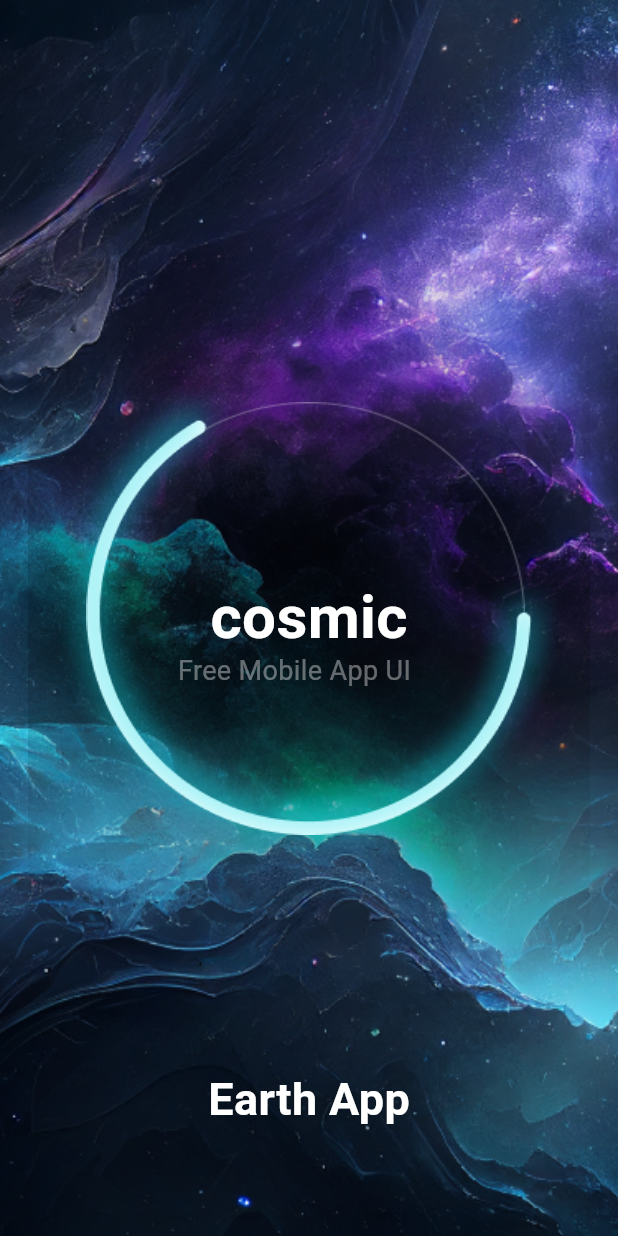
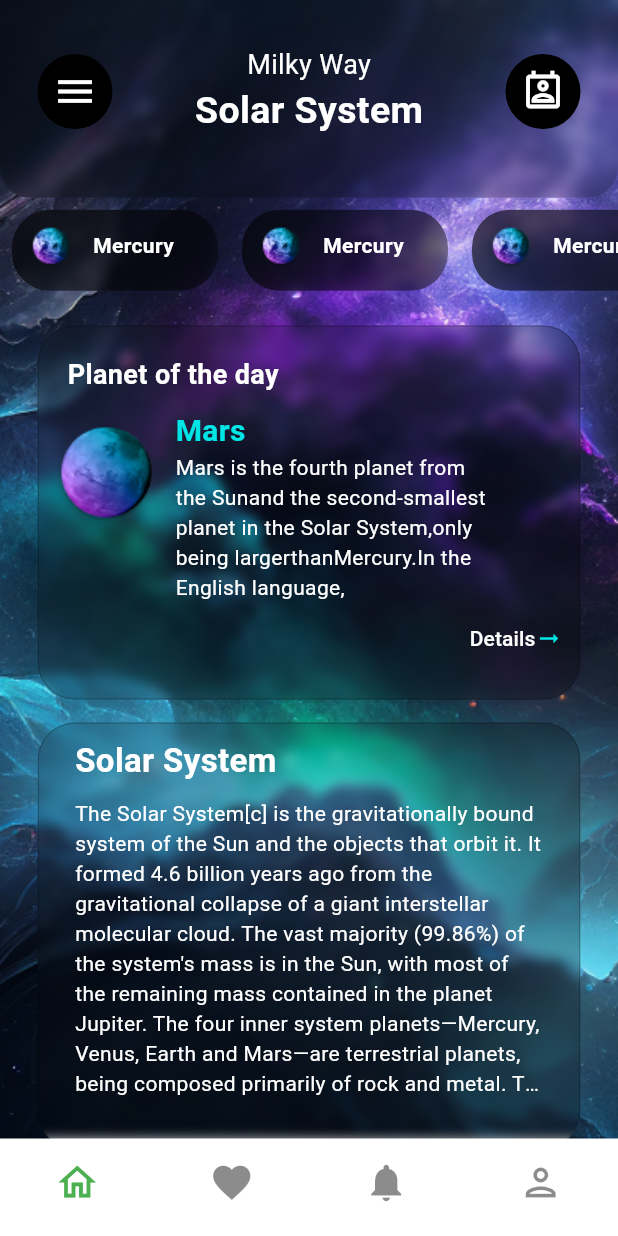
Before and after one commit to shakibalways/cosnic_app_ui, a Flutter app: the screen it shows after launch, on a phone screen of 412 x 824 dp. Run offline on Flutter 3.47's test engine with Material 3 defaults, Android fonts, the phone set to English and light mode, and no system bars.

Commit message:
ui complex

```diff
--- /dev/null
+++ b/lib/components/bottom_nav_bar.dart
@@ -0,0 +1,63 @@
+import 'package:cosmic_app/view/pages/home/home.dart';
+import 'package:flutter/material.dart';
+class BottomNav extends StatefulWidget {
+  const BottomNav({super.key});
+
+  @override
+  State<BottomNav> createState() => _BottomNavState();
+}
+
+class _BottomNavState extends State<BottomNav> {
+  int selectedIndex = 0;
+  late final List<Widget> page;
+  @override
+  void initState() {
+    page = [
+      const Home(),
+      navBarPage(Icons.favorite),
+      navBarPage(Icons.notifications),
+      navBarPage(Icons.person_outlined),
+    ];
+    super.initState();
+  }
+
+  @override
+  Widget build(BuildContext context) {
+    return Scaffold(
+      backgroundColor: Colors.white,
+      bottomNavigationBar: BottomNavigationBar(
+        iconSize: 30,
+        currentIndex: selectedIndex,
+        backgroundColor: Colors.white,
+        selectedItemColor: Colors.green,
+        unselectedItemColor: Colors.black45,
+        type: BottomNavigationBarType.fixed,
+        showSelectedLabels: false,
+        showUnselectedLabels: false,
+        onTap: (index) {
+          setState(() {
+            selectedIndex =index;
+          });
+        },
+        items: const [
+          BottomNavigationBarItem(icon: Icon(Icons.home_outlined), label: ""),
+          BottomNavigationBarItem(icon: Icon(Icons.favorite), label: ""),
+          BottomNavigationBarItem(icon: Icon(Icons.notifications), label: ""),
+          BottomNavigationBarItem(icon: Icon(Icons.person_outlined), label: ""),
+          // yes is correct
+        ],
+      ),
+      body: page[selectedIndex],
+    );
+  }
+
+  navBarPage(iconName) {
+    return Center(
+      child: Icon(
+        iconName,
+        size: 80,
+        color: Colors.black,
+      ),
+    );
+  }
+}
--- a/lib/components/frosted_glass.dart
+++ b/lib/components/frosted_glass.dart
@@ -7,17 +7,25 @@ class FrostedGlass extends StatelessWidget {
   final double width;
   final Widget child;
   final void Function()? onTap;
+  final BorderRadiusGeometry? borderRadius;
+  final BoxBorder? border;
+  final Gradient ? gradient;
+  final List<BoxShadow>? boxShadow;
   const FrostedGlass(
       {super.key,
       required this.height,
       required this.width,
-      required this.onTap,
-      required this.child});
+      this.onTap,
+      required this.child,
+      this.borderRadius,
+      this.border, this.gradient,
+        this.boxShadow});
 
   @override
   Widget build(BuildContext context) {
     return ClipRRect(
-      borderRadius: BorderRadius.only(
+      borderRadius: borderRadius ??
+          const BorderRadius.only(
             topLeft: Radius.circular(20),
             topRight: Radius.circular(20),
           ),
@@ -33,12 +41,14 @@ class FrostedGlass extends StatelessWidget {
             ),
             Container(
               decoration: BoxDecoration(
-                border: Border.all(color: Colors.grey.withOpacity(0.8)),
-                  borderRadius: BorderRadius.only(
+                  border:border ?? Border.all(color: Colors.grey.withOpacity(0.8)),
+                  borderRadius: borderRadius ??
+                      const BorderRadius.only(
                         topLeft: Radius.circular(20),
                         topRight: Radius.circular(20),
                       ),
-                  gradient: LinearGradient(
+                  boxShadow: boxShadow,
+                  gradient:gradient ?? LinearGradient(
                       begin: Alignment.topRight,
                       end: Alignment.topCenter,
                       colors: [
--- a/lib/main.dart
+++ b/lib/main.dart
@@ -1,4 +1,6 @@
-import 'package:cosmic_app/view/pages/splash/splash.dart';
+import 'package:cosmic_app/components/bottom_nav_bar.dart';
+import 'package:cosmic_app/view/pages/auth/login/sign_in.dart';
+import 'package:cosmic_app/view/pages/home/home.dart';
 import 'package:flutter/material.dart';
 
 void main(){
@@ -9,9 +11,9 @@ class MyApp extends StatelessWidget {
 
   @override
   Widget build(BuildContext context) {
-    return const MaterialApp(
+    return  const MaterialApp(
       debugShowCheckedModeBanner: false,
-      home: Splash(),
+      home: BottomNav(),
     );
   }
 }
--- a/lib/view/pages/home/home.dart
+++ b/lib/view/pages/home/home.dart
@@ -1,10 +1,15 @@
 import 'package:cosmic_app/components/frosted_glass.dart';
-import 'package:cosmic_app/utils/const/color_code.dart';
+import 'package:cosmic_app/view/pages/home/widget/details_custom_container.dart';
 import 'package:flutter/material.dart';
 
-class Home extends StatelessWidget {
+class Home extends StatefulWidget {
   const Home({super.key});
 
+  @override
+  State<Home> createState() => _HomeState();
+}
+
+class _HomeState extends State<Home> {
   @override
   Widget build(BuildContext context) {
     return Scaffold(
@@ -21,163 +26,141 @@ class Home extends StatelessWidget {
               fit: BoxFit.cover,
             ),
           ),
-          const Positioned(
-            bottom: 0,
-            top: 40,
-            child: Text(
-              "cosmic",
+          SingleChildScrollView(
+            child: Column(
+              children: [
+                Stack(
+                  children: [
+                    SafeArea(
+                      child: FrostedGlass(
+                        height: MediaQuery.of(context).size.height * 0.16,
+                        width: MediaQuery.of(context).size.width,
+                        borderRadius: const BorderRadius.only(
+                          bottomLeft: Radius.circular(20),
+                          bottomRight: Radius.circular(20),
+                        ),
+                        border: Border.all(color: Colors.black.withOpacity(0.0)),
+                        gradient: LinearGradient(colors: [
+                          Colors.black.withOpacity(0.30),
+                          Colors.black.withOpacity(0.20)
+                        ]),
+                        child: Padding(
+                          padding:
+                          const EdgeInsets.only(top: 30, left: 25, right: 25),
+                          child: Row(
+                            crossAxisAlignment: CrossAxisAlignment.center,
+                            mainAxisAlignment: MainAxisAlignment.spaceBetween,
+                            children: [
+                              Container(
+                                height: 50,
+                                width: 50,
+                                decoration: const BoxDecoration(
+                                  shape: BoxShape.circle,
+                                  color: Colors.black,
+                                ),
+                                child: const Icon(
+                                  Icons.menu,
+                                  size: 30,
+                                  color: Colors.white,
+                                ),
+                              ),
+                              const SingleChildScrollView(
+                                child: Column(
+                                  mainAxisAlignment: MainAxisAlignment.center,
+                                  children: [
+                                    Text(
+                                      "Milky Way",
+                                      style: TextStyle(
+                                          color: Colors.white, fontSize: 18),
+                                    ),
+                                    Text(
+                                      "Solar System",
                                       style: TextStyle(
                                           color: Colors.white,
                                           fontWeight: FontWeight.bold,
-                  fontSize: 40),
+                                          fontSize: 25),
                                     ),
-          ),
-          Stack(
-            alignment: Alignment.center,
-            children: [
-              FrostedGlass(
-                height: MediaQuery.of(context).size.height * 0.70,
-                width: MediaQuery.of(context).size.width,
-                onTap: () {},
-                child: Padding(
-                  padding: const EdgeInsets.only(left: 25,right: 25,top: 40),
-                  child: SingleChildScrollView(
-                    child: Column(
-                      crossAxisAlignment: CrossAxisAlignment.start,
-
-                      children: [
-                        const Text(
-                          "Sign in",
-                          style: TextStyle(
-                              fontWeight: FontWeight.bold,
-                              fontSize: 30,
-                              color: Colors.white),
-                        ),
-                        const SizedBox(height: 20,),
-                        Column(
-                          crossAxisAlignment: CrossAxisAlignment.start,
-
-                          children: [
-                          TextField(
-                            decoration: InputDecoration(
-                                labelText: "E-mail",
-                                labelStyle: const TextStyle(color: Colors.grey),
-                                filled: true,
-                                fillColor: Colors.black,
-                                enabledBorder: OutlineInputBorder(
-                                    borderRadius: BorderRadius.circular(15),
-                                    borderSide: const BorderSide(color: Colors.grey)),
-                                focusedBorder: OutlineInputBorder(
-                                    borderRadius: BorderRadius.circular(15),
-                                    borderSide: const BorderSide(color: Colors.white))),
-                          ),
-                    const SizedBox(height: 30,),
-                          TextField(
-                            decoration: InputDecoration(
-                                labelText: "Password",
-                                labelStyle: const TextStyle(color: Colors.grey),
-                                filled: true,
-                                fillColor: Colors.black,
-                                enabledBorder: OutlineInputBorder(
-                                    borderRadius: BorderRadius.circular(15),
-                                    borderSide: const BorderSide(color: Colors.grey)),
-                                focusedBorder: OutlineInputBorder(
-                                    borderRadius: BorderRadius.circular(15),
-                                    borderSide: const BorderSide(color: Colors.white))),
-                          ),
-                          TextButton(
-                              onPressed: () {},
-                              child: Text(
-                                "Forget Password",
-                                style: TextStyle(
-                                    color: Color(int.parse(RColors.tColors))),
-                              )),
-                        ],),
-
-
-                        Column(
-                          mainAxisAlignment: MainAxisAlignment.center,
-                          children: [
-                          Container(
-                            height: MediaQuery.of(context).size.height * 0.06,
-                            width: MediaQuery.of(context).size.width,
-                            decoration: BoxDecoration(
-                              borderRadius: BorderRadius.circular(15),
-                              gradient: const LinearGradient(
-                                colors: [
-                                  RColors.buColors,
-                                  RColors.bColors,
-                                  RColors.bColor,
                                   ],
                                 ),
                               ),
-                            child: const Center(
-                              child: Text("Sign in",style: TextStyle(
-                                  color: Colors.white,fontWeight: FontWeight.bold,fontSize: 22
-                              ),),
+                              Container(
+                                height: 50,
+                                width: 50,
+                                decoration: const BoxDecoration(
+                                  shape: BoxShape.circle,
+                                  color: Colors.black,
+                                ),
+                                child: const Icon(
+                                  Icons.perm_contact_cal_outlined,
+                                  size: 30,
+                                  color: Colors.white,
                                 ),
                               ),
-                            const SizedBox(height: 20,),
-                          const Text("or sign in using"),
-                        ],),
-                        const SizedBox(height: 20,),
-                        Row(
-                          mainAxisAlignment: MainAxisAlignment.center,
-                          children: [
-                            Container(
-                              margin: const EdgeInsets.only(right: 10),
-                              height: 60,
-                              width: 60,
-                              decoration: const BoxDecoration(
-                                  color: Colors.black,
-                                shape: BoxShape.circle,
-                                  image: DecorationImage(image: AssetImage("assets/images/vector/twiter.png"))
-                              ),
-
-                            ),
-                            Container(
-                              height: 60,
-                              width: 60,
-                              margin: const EdgeInsets.only(right: 10),
-                              decoration: const BoxDecoration(
-                                  color: Colors.black,
-                                shape: BoxShape.circle,
-                                image: DecorationImage(image: AssetImage("assets/images/vector/facebook.png"))
-                              ),
-
-                            ),
-                            Container(
-                              height: 60,
-                              width: 60,
-                              decoration: const BoxDecoration(
-                             color: Colors.black,
-                                shape: BoxShape.circle,
-                                  image: DecorationImage(image: AssetImage("assets/images/vector/google.png"))
-                              ),
-
-                            ),
-                          ],
-                        ),
-                        const SizedBox(height: 50,),
-                        const Row(
-                          mainAxisAlignment: MainAxisAlignment.center,
-                          children: [
-                            Text("Don't have an account?",style:TextStyle(
-                              color: Colors.grey
-                            ) ,),
-                            Text(
-                              "Sign Up?",
-                              style: TextStyle(color: RColors.bColor),
-                            ),
-                          ],
-                        )
                             ],
                           ),
                         ),
                       ),
                     ),
                   ],
-          )
+                ),
+                Padding(
+                  padding: const EdgeInsets.only(),
+                  child: SizedBox(
+                    height: 70,
+                    width: double.infinity,
+                    child: ListView.builder(
+                        itemCount: 9,
+                        shrinkWrap: true,
+                        physics: const ScrollPhysics(),
+                        primary: false,
+                        scrollDirection: Axis.horizontal,
+                        itemBuilder: (context, index) {
+                          return Padding(
+                            padding: const EdgeInsets.all(8.0),
+                            child: FrostedGlass(
+                              height: 0,
+                              width: MediaQuery.of(context).size.width / 3,
+                              border: Border.all(
+                                  color: Colors.black.withOpacity(0.0)),
+                              borderRadius:
+                              const BorderRadius.all(Radius.circular(25)),
+                              gradient: LinearGradient(colors: [
+                                Colors.black.withOpacity(0.35),
+                                Colors.black.withOpacity(0.25)
+                              ]),
+                              boxShadow: [
+                                BoxShadow(
+                                  color: Colors.black.withOpacity(0.40),
+                                  offset: const Offset(-10, -5),
+                                  blurRadius: 10,
+                                  spreadRadius: 10,
+                                ),
+                              ],
+                              child: Row(
+                                children: [
+                                  Image.asset(
+                                      "assets/images/planet/planet.png"),
+                                  const Text(
+                                    "Mercury",
+                                    style: TextStyle(
+                                        color: Colors.white,
+                                        fontWeight: FontWeight.bold),
+                                  ),
+                                ],
+                              ),
+                            ),
+                          );
+                        }),
+                  ),
+                ),
+                const SizedBox(
+                  height: 15,
+                ),
+                const DetailsCustomContainer(),
+                SizedBox(height: 50,),
+              ],
+            ),
+          ),
         ],
       ),
     );
--- /dev/null
+++ b/lib/view/pages/home/widget/details_custom_container.dart
@@ -0,0 +1,139 @@
+import 'package:cosmic_app/components/frosted_glass.dart';
+import 'package:cosmic_app/utils/const/color_code.dart';
+import 'package:flutter/material.dart';
+
+class DetailsCustomContainer extends StatelessWidget {
+  const DetailsCustomContainer({
+    super.key,
+  });
+
+  @override
+  Widget build(BuildContext context) {
+    return Padding(
+      padding: const EdgeInsets.symmetric(horizontal: 25),
+      child: Column(
+        children: [
+          FrostedGlass(
+            height: MediaQuery.of(context).size.height / 3.3,
+            width: MediaQuery.of(context).size.width / 1,
+            border:
+            Border.all(color: Colors.black12.withOpacity(0.2)),
+            borderRadius:
+            const BorderRadius.all(Radius.circular(25)),
+            child: Padding(
+              padding: const EdgeInsets.only(top: 20),
+              child: SingleChildScrollView(
+                child: Column(
+                  crossAxisAlignment: CrossAxisAlignment.center,
+                  children: [
+                    Column(
+                      crossAxisAlignment: CrossAxisAlignment.start,
+                      children: [
+                        const Padding(
+                          padding: EdgeInsets.only(left: 20),
+                          child: Text(
+                            "Planet of the day",
+                            style: TextStyle(
+                                color: Colors.white,
+                                fontWeight: FontWeight.bold,
+                                fontSize: 18),
+                          ),
+                        ),
+                        const SizedBox(
+                          height: 10,
+                        ),
+                        Row(
+                          crossAxisAlignment:
+                          CrossAxisAlignment.start,
+                          children: [
+                            Image.asset(
+                                "assets/images/planet/pla.png"),
+                            const Column(
+                              crossAxisAlignment:
+                              CrossAxisAlignment.start,
+                              mainAxisAlignment:
+                              MainAxisAlignment.end,
+                              children: [
+                                Text(
+                                  "Mars",
+                                  style: TextStyle(
+                                      color: Color(0xff00E5E5),
+                                      fontWeight: FontWeight.bold,
+                                      fontSize: 20),
+                                ),
+                                Text(
+                                  maxLines: 5,
+                                  overflow: TextOverflow.ellipsis,
+                                  "Mars is the fourth planet from\nthe Sunand the second-smallest\nplanet in the Solar System,only\nbeing largerthanMercury.In the\nEnglish language,\nMars is named for theRoman god of war.",
+                                  style: TextStyle(
+                                      color: Colors.white),
+                                ),
+                              ],
+                            ),
+                          ],
+                        ),
+                      ],
+                    ),
+                    TextButton(
+                        onPressed: () {},
+                        child: const Row(
+                          mainAxisAlignment: MainAxisAlignment.end,
+                          children: [
+                            Text(
+                              "Details",
+                              style: TextStyle(color: Colors.white),
+                            ),
+                            Icon(
+                              Icons.arrow_right_alt,
+                              color: RColors.bColor,
+                            )
+                          ],
+                        ))
+                  ],
+                ),
+              ),
+            ),
+          ),
+          const SizedBox(
+            height: 15,
+          ),
+          FrostedGlass(
+            height: MediaQuery.of(context).size.height / 2.9,
+            width: MediaQuery.of(context).size.width / 1,
+            border:
+            Border.all(color: Colors.black12.withOpacity(0.2)),
+            borderRadius:
+            const BorderRadius.all(Radius.circular(25)),
+            child: const Padding(
+              padding: EdgeInsets.symmetric(
+                  horizontal: 25, vertical: 10),
+              child: SingleChildScrollView(
+                child: Column(
+                  crossAxisAlignment: CrossAxisAlignment.start,
+                  children: [
+                    Text(
+                      "Solar System",
+                      style: TextStyle(
+                          color: Colors.white,
+                          fontWeight: FontWeight.bold,
+                          fontSize: 22),
+                    ),
+                    SizedBox(
+                      height: 10,
+                    ),
+                    Text(
+                      maxLines: 10,
+                      overflow: TextOverflow.ellipsis,
+                      "The Solar System[c] is the gravitationally bound system of the Sun and the objects that orbit it. It formed 4.6 billion years ago from the gravitational collapse of a giant interstellar molecular cloud. The vast majority (99.86%) of the system's mass is in the Sun, with most of the remaining mass contained in the planet Jupiter. The four inner system planets—Mercury, Venus, Earth and Mars—are terrestrial planets, being composed primarily of rock and metal. The four giant planets of the outer system are substantially larger and more massive than the terrestrials.",
+                      style: TextStyle(color: Colors.white),
+                    )
+                  ],
+                ),
+              ),
+            ),
+          )
+        ],
+      ),
+    );
+  }
+}
--- a/pubspec.yaml
+++ b/pubspec.yaml
@@ -62,6 +62,7 @@ flutter:
   assets:
     - assets/images/splash/
     - assets/images/vector/
+    - assets/images/planet/
 
 
   # An image asset can refer to one or more resolution-specific "variants", see
```
Also changed, not shown: lib/view/pages/auth/login/sign_in.dart (added, +125 -0 lines), lib/view/pages/auth/login/widget/custom_container.dart (added, +22 -0 lines), lib/view/pages/auth/login/widget/my_custom_button.dart (added, +45 -0 lines), lib/view/pages/auth/login/widget/my_email_field.dart (added, +27 -0 lines), lib/view/pages/auth/login/widget/my_password_field.dart (added, +27 -0 lines), assets/images/planet/pla.png (added), assets/images/planet/planet (1).png (added), assets/images/planet/planet (2).png (added), assets/images/planet/planet.png (added), lib/view/pages/auth/login/login.dart (deleted). Lines whose indentation alone changed are shown as unchanged.
